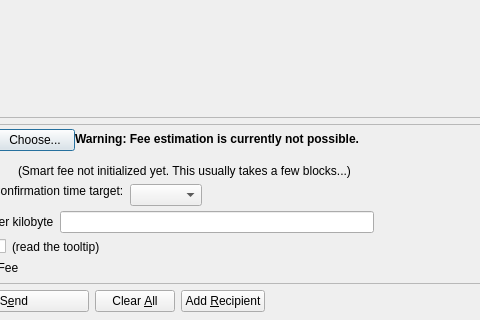
Before: the Qt Designer form src/qt/forms/sendcoinsdialog.ui in goomario/btchd, drawn with Qt 5; both pictures show x 150 to 630 and y 206 to 526 of the 850 by 526 pixel window.
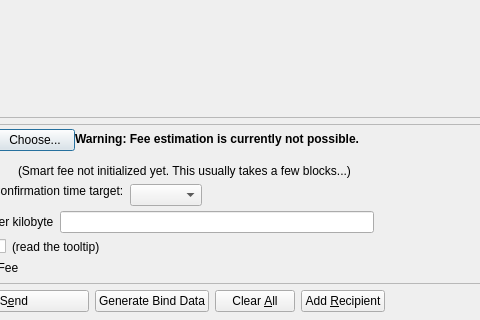
After: the same form once the commit is applied. Icons and pictures are not drawn. Custom widgets are drawn as their Qt base class.

Commit message: add verify bind data rpc; add generate bind data for GUI

```diff
--- a/src/qt/forms/sendcoinsdialog.ui
+++ b/src/qt/forms/sendcoinsdialog.ui
@@ -1167,6 +1167,23 @@
        </property>
       </widget>
      </item>
+     <item>
+      <widget class="QPushButton" name="genBindDataButton">
+       <property name="toolTip">
+        <string>Send to multiple recipients at once</string>
+       </property>
+       <property name="text">
+        <string>Generate Bind Data</string>
+       </property>
+       <property name="icon">
+        <iconset resource="../bitcoin.qrc">
+         <normaloff>:/icons/key</normaloff>:/icons/key</iconset>
+       </property>
+       <property name="autoDefault">
+        <bool>false</bool>
+       </property>
+      </widget>
+     </item>
      <item>
       <widget class="QPushButton" name="clearButton">
        <property name="sizePolicy">
```
Lines whose indentation alone changed are shown as unchanged. The commit also changes 9 other files.
